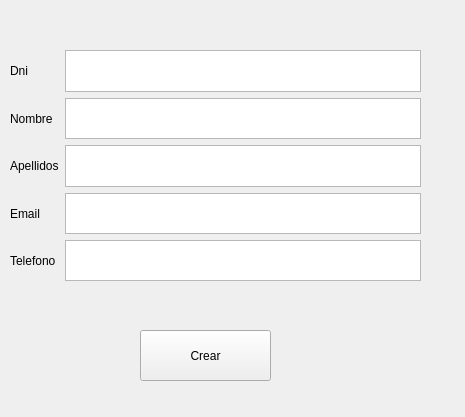
Before: the Qt Designer form ui/pantalla_crearCliente.ui in Damapa03/Veterinaria, drawn with Qt 5.
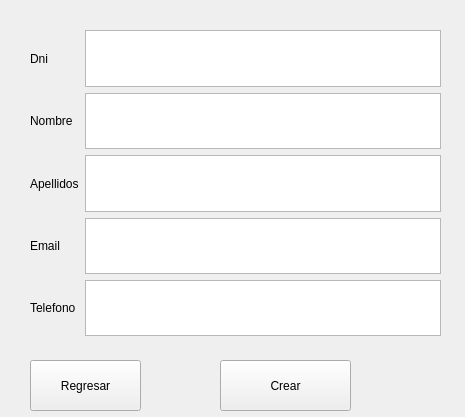
After: the same form once the commit is applied.

Commit message: Actualizando interfaz

```diff
--- a/ui/pantalla_crearCliente.ui
+++ b/ui/pantalla_crearCliente.ui
@@ -16,10 +16,10 @@
   <widget class="QWidget" name="gridLayoutWidget">
    <property name="geometry">
     <rect>
-     <x>10</x>
-     <y>50</y>
+     <x>30</x>
+     <y>30</y>
      <width>411</width>
-     <height>231</height>
+     <height>306</height>
     </rect>
    </property>
    <layout class="QGridLayout" name="gridLayout" rowstretch="0,0,0,0,0">
@@ -78,8 +78,8 @@
   <widget class="QPushButton" name="pushButtonCrear">
    <property name="geometry">
     <rect>
-     <x>140</x>
-     <y>330</y>
+     <x>220</x>
+     <y>360</y>
      <width>131</width>
      <height>51</height>
     </rect>
@@ -88,6 +88,19 @@
     <string>Crear</string>
    </property>
   </widget>
+  <widget class="QPushButton" name="buttonRegresar">
+   <property name="geometry">
+    <rect>
+     <x>30</x>
+     <y>360</y>
+     <width>111</width>
+     <height>51</height>
+    </rect>
+   </property>
+   <property name="text">
+    <string>Regresar</string>
+   </property>
+  </widget>
  </widget>
  <resources/>
  <connections/>
```
The commit also changes 6 other files.
